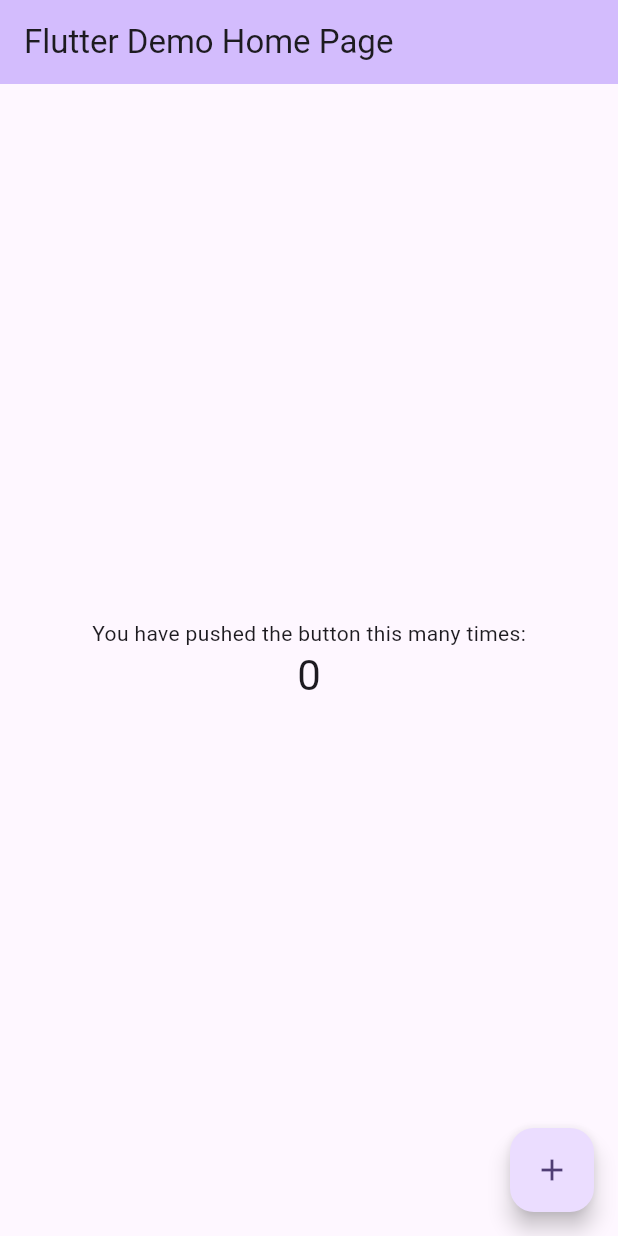
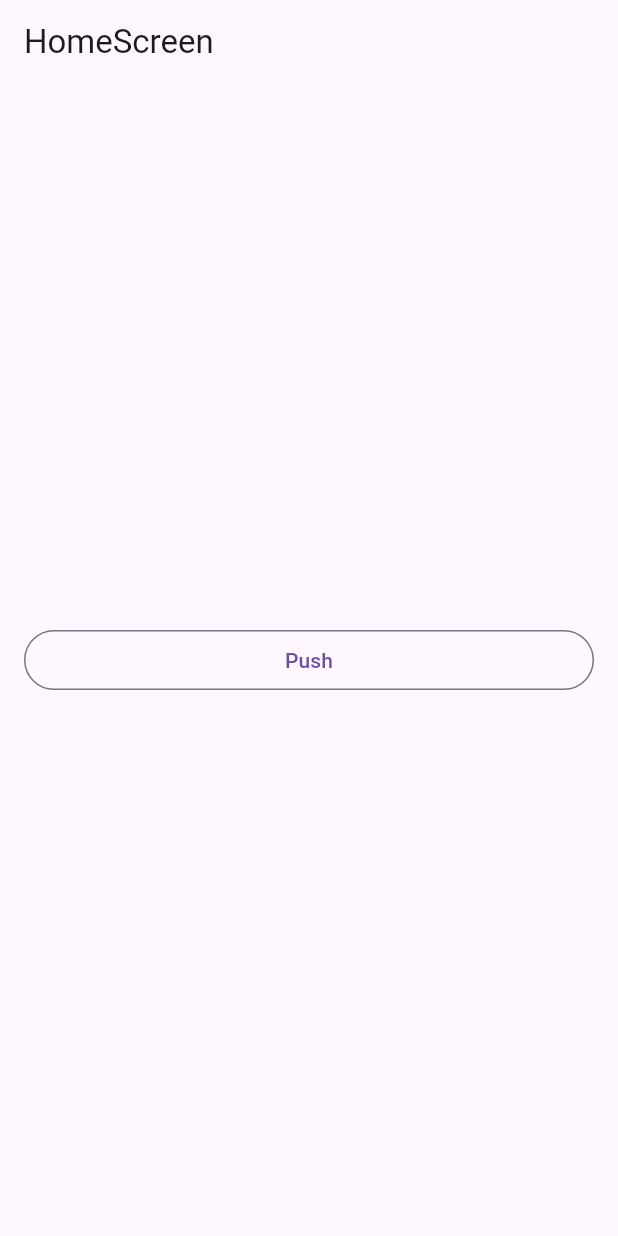
Before and after one commit to suminkim8203/flutter_study, a Flutter app: the screen it shows after launch, on a phone screen of 412 x 824 dp. Run offline on Flutter 3.47's test engine with Material 3 defaults, Android fonts, the light colour scheme and no system bars.

Commit message:
라우트 실습

```diff
--- /dev/null
+++ b/lib/layout/default_layout.dart
@@ -0,0 +1,31 @@
+import 'package:flutter/material.dart';
+
+class DefaultLayout extends StatelessWidget {
+  final List<Widget> children;
+  final String title;
+
+  const DefaultLayout({
+    super.key,
+    required this.children,
+    required this.title,
+  });
+
+  @override
+  Widget build(BuildContext context) {
+    return Scaffold(
+      appBar: AppBar(
+        title: Text(title),
+      ),
+      body: Padding(
+        padding: const EdgeInsets.symmetric(
+          horizontal: 16.0,
+        ),
+        child: Column(
+          mainAxisAlignment: MainAxisAlignment.center,
+          crossAxisAlignment: CrossAxisAlignment.stretch,
+          children: children,
+        ),
+      ),
+    );
+  }
+}
--- a/lib/main.dart
+++ b/lib/main.dart
@@ -1,125 +1,19 @@
 import 'package:flutter/material.dart';
+import 'package:flutter_study/screen/home_screen.dart';
+import 'package:flutter_study/screen/route_one_screen.dart';
+import 'package:flutter_study/screen/route_three_screen.dart';
+import 'package:flutter_study/screen/route_two_screen.dart';
 
 void main() {
-  runApp(const MyApp());
+  runApp(
+    MaterialApp(
+      initialRoute: '/',
+      routes: {
+        '/': (BuildContext context) => HomeScreen(),
+        '/one': (BuildContext context) => RouteOneScreen(number: 999),
+        '/two': (BuildContext context) => RouteTwoScreen(),
+        '/three': (BuildContext context) => RouteThreeScreen(),
+      },
+    ),
+  );
 }
-
-class MyApp extends StatelessWidget {
-  const MyApp({super.key});
-
-  // This widget is the root of your application.
-  @override
-  Widget build(BuildContext context) {
-    return MaterialApp(
-      title: 'Flutter Demo',
-      theme: ThemeData(
-        // This is the theme of your application.
-        //
-        // TRY THIS: Try running your application with "flutter run". You'll see
-        // the application has a purple toolbar. Then, without quitting the app,
-        // try changing the seedColor in the colorScheme below to Colors.green
-        // and then invoke "hot reload" (save your changes or press the "hot
-        // reload" button in a Flutter-supported IDE, or press "r" if you used
-        // the command line to start the app).
-        //
-        // Notice that the counter didn't reset back to zero; the application
-        // state is not lost during the reload. To reset the state, use hot
-        // restart instead.
-        //
-        // This works for code too, not just values: Most code changes can be
-        // tested with just a hot reload.
-        colorScheme: ColorScheme.fromSeed(seedColor: Colors.deepPurple),
-        useMaterial3: true,
-      ),
-      home: const MyHomePage(title: 'Flutter Demo Home Page'),
-    );
-  }
-}
-
-class MyHomePage extends StatefulWidget {
-  const MyHomePage({super.key, required this.title});
-
-  // This widget is the home page of your application. It is stateful, meaning
-  // that it has a State object (defined below) that contains fields that affect
-  // how it looks.
-
-  // This class is the configuration for the state. It holds the values (in this
-  // case the title) provided by the parent (in this case the App widget) and
-  // used by the build method of the State. Fields in a Widget subclass are
-  // always marked "final".
-
-  final String title;
-
-  @override
-  State<MyHomePage> createState() => _MyHomePageState();
-}
-
-class _MyHomePageState extends State<MyHomePage> {
-  int _counter = 0;
-
-  void _incrementCounter() {
-    setState(() {
-      // This call to setState tells the Flutter framework that something has
-      // changed in this State, which causes it to rerun the build method below
-      // so that the display can reflect the updated values. If we changed
-      // _counter without calling setState(), then the build method would not be
-      // called again, and so nothing would appear to happen.
-      _counter++;
-    });
-  }
-
-  @override
-  Widget build(BuildContext context) {
-    // This method is rerun every time setState is called, for instance as done
-    // by the _incrementCounter method above.
-    //
-    // The Flutter framework has been optimized to make rerunning build methods
-    // fast, so that you can just rebuild anything that needs updating rather
-    // than having to individually change instances of widgets.
-    return Scaffold(
-      appBar: AppBar(
-        // TRY THIS: Try changing the color here to a specific color (to
-        // Colors.amber, perhaps?) and trigger a hot reload to see the AppBar
-        // change color while the other colors stay the same.
-        backgroundColor: Theme.of(context).colorScheme.inversePrimary,
-        // Here we take the value from the MyHomePage object that was created by
-        // the App.build method, and use it to set our appbar title.
-        title: Text(widget.title),
-      ),
-      body: Center(
-        // Center is a layout widget. It takes a single child and positions it
-        // in the middle of the parent.
-        child: Column(
-          // Column is also a layout widget. It takes a list of children and
-          // arranges them vertically. By default, it sizes itself to fit its
-          // children horizontally, and tries to be as tall as its parent.
-          //
-          // Column has various properties to control how it sizes itself and
-          // how it positions its children. Here we use mainAxisAlignment to
-          // center the children vertically; the main axis here is the vertical
-          // axis because Columns are vertical (the cross axis would be
-          // horizontal).
-          //
-          // TRY THIS: Invoke "debug painting" (choose the "Toggle Debug Paint"
-          // action in the IDE, or press "p" in the console), to see the
-          // wireframe for each widget.
-          mainAxisAlignment: MainAxisAlignment.center,
-          children: <Widget>[
-            const Text(
-              'You have pushed the button this many times:',
-            ),
-            Text(
-              '$_counter',
-              style: Theme.of(context).textTheme.headlineMedium,
-            ),
-          ],
-        ),
-      ),
-      floatingActionButton: FloatingActionButton(
-        onPressed: _incrementCounter,
-        tooltip: 'Increment',
-        child: const Icon(Icons.add),
-      ), // This trailing comma makes auto-formatting nicer for build methods.
-    );
-  }
-}
--- /dev/null
+++ b/lib/screen/home_screen.dart
@@ -0,0 +1,31 @@
+import 'package:flutter/material.dart';
+import 'package:flutter_study/layout/default_layout.dart';
+import 'package:flutter_study/screen/route_one_screen.dart';
+
+class HomeScreen extends StatelessWidget {
+  const HomeScreen({super.key});
+
+  @override
+  Widget build(BuildContext context) {
+    return DefaultLayout(
+      title: 'HomeScreen',
+      children: [
+        OutlinedButton(
+          onPressed: () async {
+            final result = await Navigator.of(context).push(
+              MaterialPageRoute(
+                builder: (BuildContext context) {
+                  return RouteOneScreen(
+                    number: 20,
+                  );
+                },
+              ),
+            );
+            // print(result);
+          },
+          child: Text('Push'),
+        ),
+      ],
+    );
+  }
+}
```
Also changed, not shown: lib/screen/route_one_screen.dart (added, +46 -0 lines), lib/screen/route_three_screen.dart (added, +31 -0 lines), lib/screen/route_two_screen.dart (added, +48 -0 lines).
